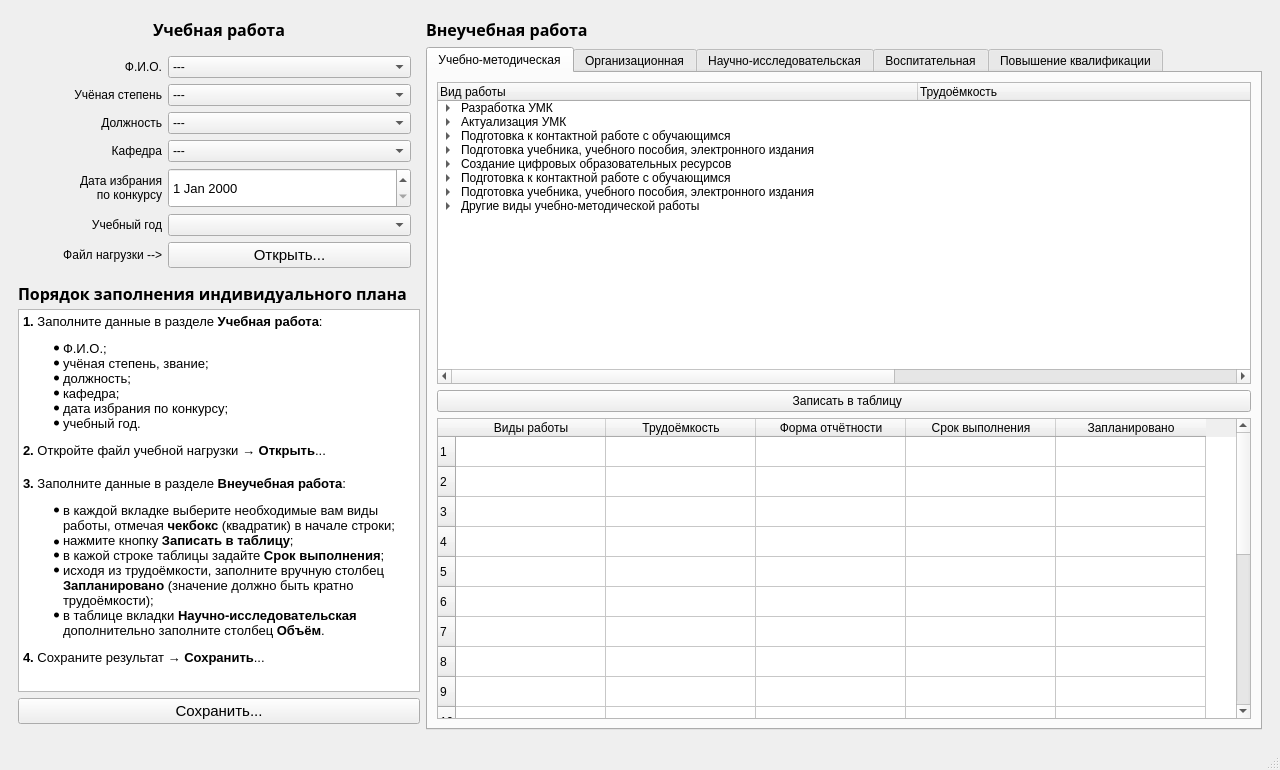
Before: the Qt Designer form iplan-design.ui in motor1n/iplan, drawn with Qt 5.
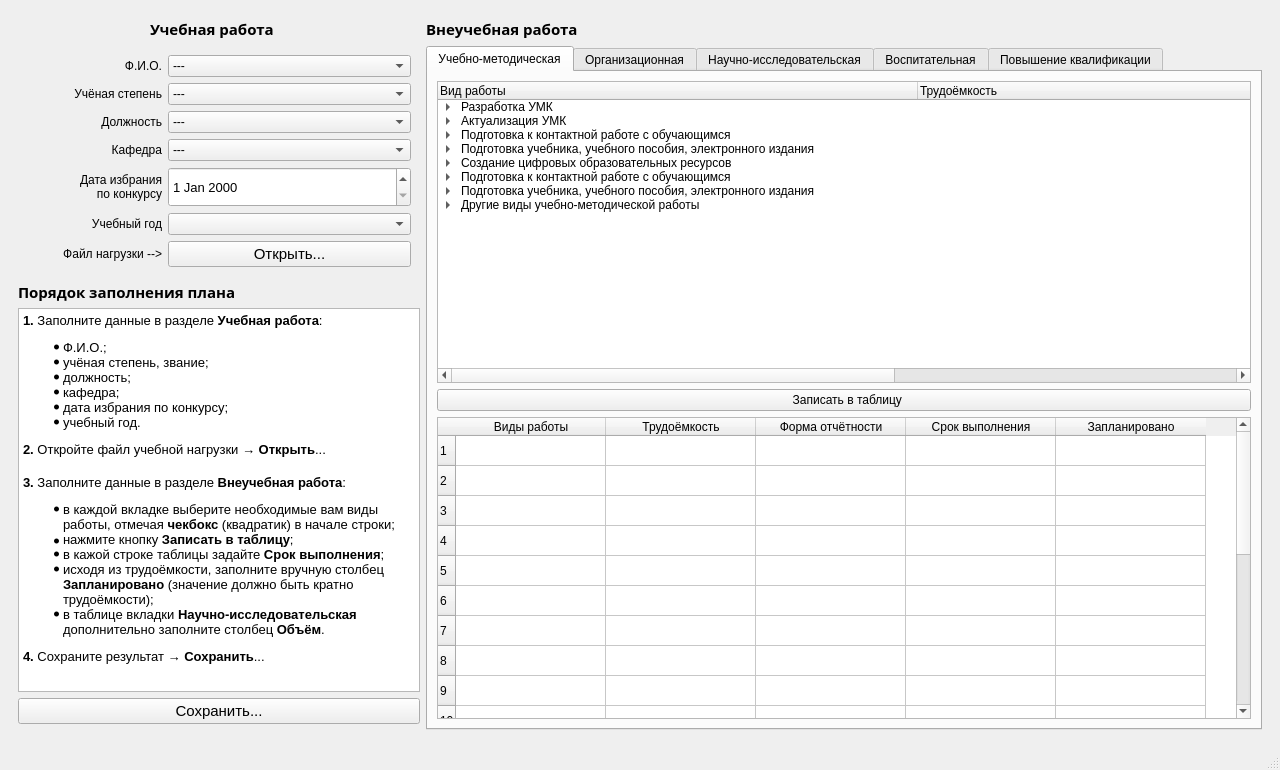
After: the same form once the commit is applied. Icons and pictures are not drawn.

Commit message: Для расширения .docx сохраняемого файла используется setDefaultSuffix('docx')

Patch:
```diff
--- a/iplan-design.ui
+++ b/iplan-design.ui
@@ -42,7 +42,7 @@
          <property name="font">
           <font>
            <family>Trebuchet MS</family>
-           <pointsize>12</pointsize>
+           <pointsize>11</pointsize>
            <weight>75</weight>
            <bold>true</bold>
           </font>
@@ -3543,18 +3543,30 @@
          </layout>
         </widget>
        </item>
-       <item row="0" column="0">
+       <item row="0" column="0" alignment="Qt::AlignRight">
         <widget class="QLabel" name="lbl_title1">
          <property name="sizePolicy">
-          <sizepolicy hsizetype="Minimum" vsizetype="Minimum">
+          <sizepolicy hsizetype="Fixed" vsizetype="Fixed">
            <horstretch>0</horstretch>
            <verstretch>0</verstretch>
           </sizepolicy>
          </property>
+         <property name="minimumSize">
+          <size>
+           <width>270</width>
+           <height>20</height>
+          </size>
+         </property>
+         <property name="maximumSize">
+          <size>
+           <width>200</width>
+           <height>20</height>
+          </size>
+         </property>
          <property name="font">
           <font>
            <family>Trebuchet MS</family>
-           <pointsize>12</pointsize>
+           <pointsize>11</pointsize>
            <weight>75</weight>
            <bold>true</bold>
           </font>
@@ -3563,7 +3575,7 @@
           <string>Учебная работа</string>
          </property>
          <property name="alignment">
-          <set>Qt::AlignCenter</set>
+          <set>Qt::AlignLeading|Qt::AlignLeft|Qt::AlignVCenter</set>
          </property>
         </widget>
        </item>
@@ -3578,13 +3590,13 @@
          <property name="font">
           <font>
            <family>Trebuchet MS</family>
-           <pointsize>12</pointsize>
+           <pointsize>11</pointsize>
            <weight>75</weight>
            <bold>true</bold>
           </font>
          </property>
          <property name="text">
-          <string>Порядок заполнения индивидуального плана</string>
+          <string>Порядок заполнения плана</string>
          </property>
         </widget>
        </item>
```
The commit also changes 1 other file.
